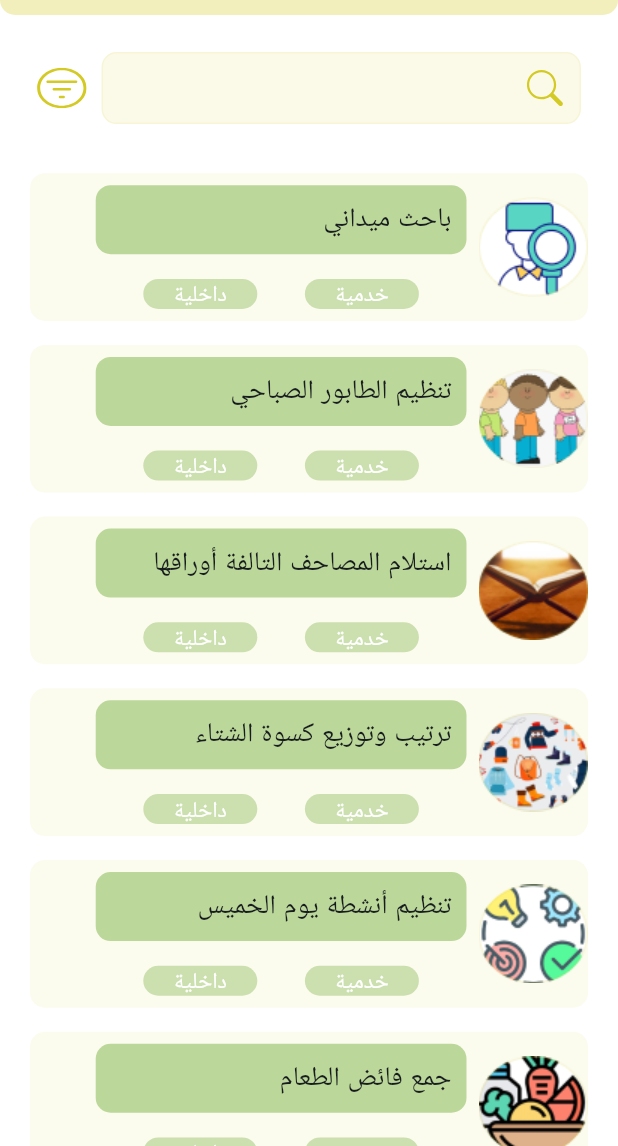
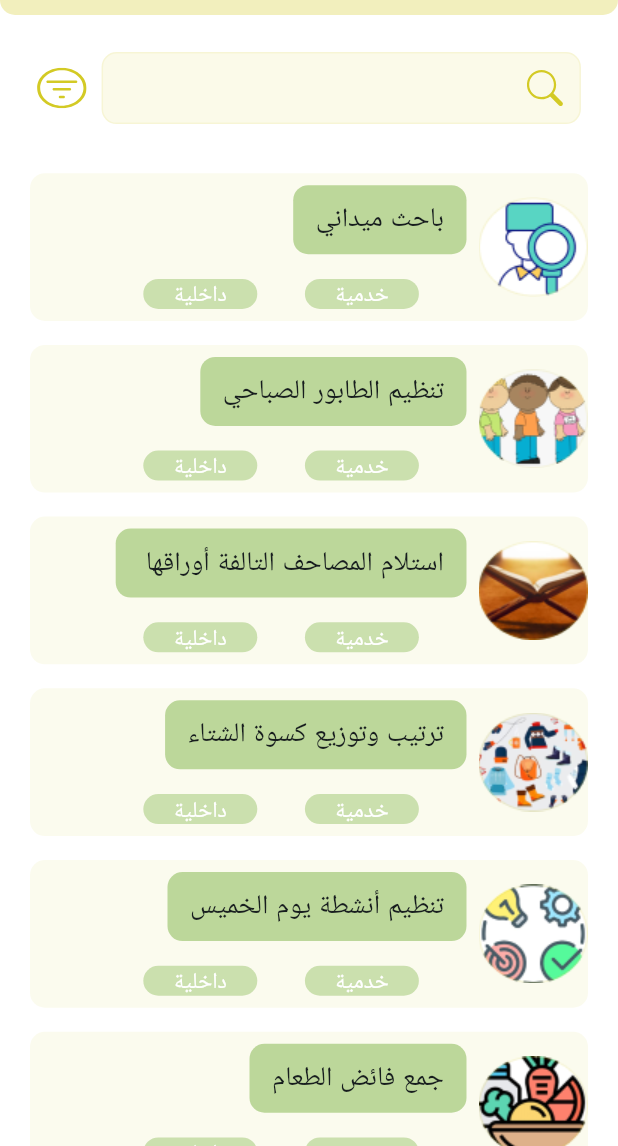
Before and after one commit to mnayr/Tatwaei, a Flutter app: the HomePage screen opened directly, on a phone screen of 412 x 824 dp, the part 90-1236 px from its top. Run offline on Flutter 3.47's test engine with Material 3 defaults, Android fonts, the phone set to English and light mode, and no system bars; our stand-ins replace awesome_dialog, flutter_svg, get, google_fonts; missing offline and left inert: msh_checkbox.

Commit message:
issue resolved

```diff
--- a/lib/views/pages/authentication/login_page.dart
+++ b/lib/views/pages/authentication/login_page.dart
@@ -67,8 +67,7 @@ class LoginPage extends StatelessWidget {
                       onTap: () {
                         if (mailContr.text == 'student@gmail.com' &&
                             passContr.text == '123456') {
-                          print('pressed');
-                          Get.offAll(() => HomePage());
+                          Get.offAll(() => const HomePage());
                         } else {
                           Get.snackbar('Error', 'Enter correct credentials');
                         }
--- a/lib/views/pages/student_panel/home/components/search_field.dart
+++ b/lib/views/pages/student_panel/home/components/search_field.dart
@@ -16,6 +16,7 @@ class SearchField extends StatelessWidget {
         children: [
           Expanded(
             child: TextFormField(
+              textDirection: TextDirection.rtl,
               decoration: InputDecoration(
                 prefixIcon: Padding(
                   padding: const EdgeInsets.all(12.0),
--- a/lib/views/pages/student_panel/home/home_page.dart
+++ b/lib/views/pages/student_panel/home/home_page.dart
@@ -72,10 +72,12 @@ class _HomePageState extends State<HomePage> {
                               Padding(
                                 padding: const EdgeInsets.all(8.0),
                                 child: Column(
+                                  crossAxisAlignment: CrossAxisAlignment.start,
                                   children: [
                                     Container(
-                                      width: Get.width * 0.6,
-                                      padding: const EdgeInsets.all(10),
+                                      // width: Get.width * 0.6,
+                                      padding: const EdgeInsets.symmetric(
+                                          horizontal: 15, vertical: 10),
                                       decoration: BoxDecoration(
                                         color: ColorClass.darkGreenColor
                                             .withOpacity(.5),
```
